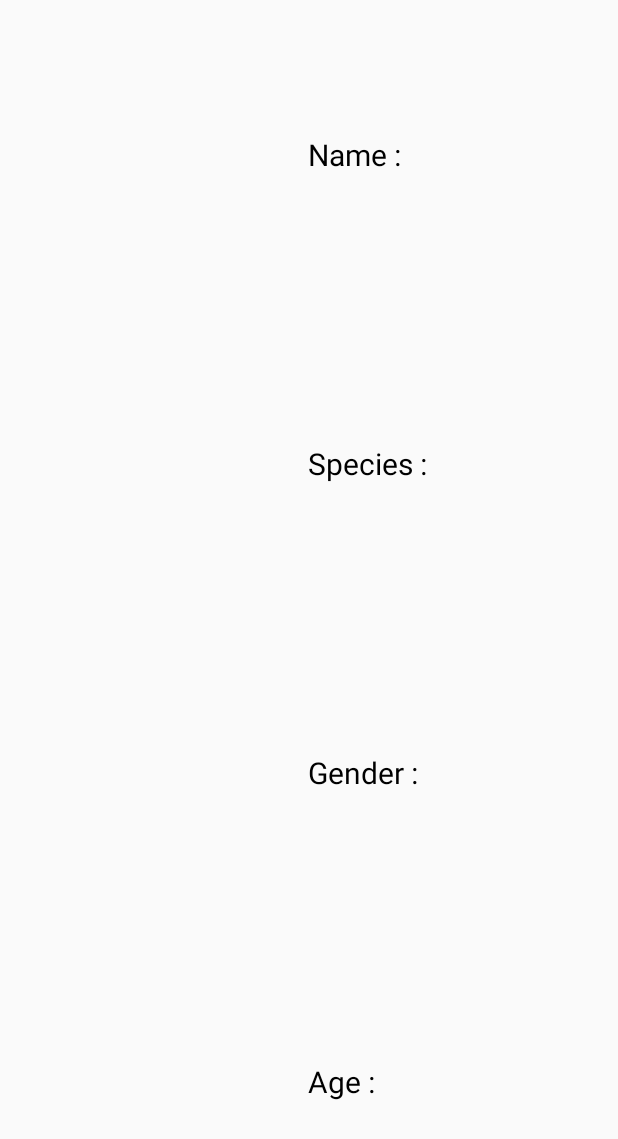
After one commit to GrozaTeam/Rumypet, an Android app: the layout listview_item_doglist_candidate.xml on its own in the app's theme, with its tools: preview values and no code run, on a phone screen of 412 x 824 dp. The commit adds this screen. Shown: the top 1139 px of the screen. Run offline under Robolectric (Android 15) with nearby library versions, the phone set to English and light mode, and no system bars.

Commit message:
mode2 complete

```diff
--- /dev/null
+++ b/Android/dognose/app/src/main/res/layout/listview_item_doglist_candidate.xml
@@ -0,0 +1,127 @@
+<?xml version="1.0" encoding="utf-8"?>
+<LinearLayout xmlns:android="http://schemas.android.com/apk/res/android"
+    android:orientation="horizontal"
+    android:layout_width="match_parent"
+    android:layout_height="match_parent">
+
+    <ImageView
+        android:id="@+id/img_rank"
+        android:layout_width="0dp"
+        android:layout_height="match_parent"
+        android:layout_weight="2"/>
+
+
+    <ImageView
+        android:id="@+id/img_dog"
+        android:layout_width="0dp"
+        android:layout_height="match_parent"
+        android:layout_weight="3.8"/>
+
+    <LinearLayout
+        android:layout_width="0dp"
+        android:layout_height="match_parent"
+        android:layout_weight="0.2">
+
+    </LinearLayout>
+
+    <LinearLayout
+        android:layout_width="0dp"
+        android:layout_height="match_parent"
+        android:layout_weight="6"
+        android:orientation="vertical">
+
+
+        <LinearLayout
+            android:layout_width="match_parent"
+            android:layout_height="0dp"
+            android:layout_weight="1">
+            <TextView
+                android:layout_width="wrap_content"
+                android:layout_height="match_parent"
+                android:text="Name : "
+                android:textSize="20dp"
+                android:textColor="#000000"
+                android:gravity="center|left"/>
+
+            <TextView
+                android:id="@+id/tv_name"
+                android:layout_width="0dp"
+                android:layout_height="match_parent"
+                android:layout_weight="1"
+                android:textSize="20dp"
+                android:gravity="center|left"/>
+
+        </LinearLayout>
+        <LinearLayout
+            android:layout_width="match_parent"
+            android:layout_height="0dp"
+            android:layout_weight="1">
+            <TextView
+                android:layout_width="wrap_content"
+                android:layout_height="match_parent"
+                android:text="Species : "
+                android:textSize="20dp"
+                android:textColor="#000000"
+                android:gravity="center|left"/>
+
+            <TextView
+                android:id="@+id/tv_species"
+                android:layout_width="0dp"
+                android:layout_height="match_parent"
+                android:layout_weight="1"
+                android:textSize="15dp"
+                android:gravity="center|left"/>
+
+        </LinearLayout>
+
+        <LinearLayout
+            android:layout_width="match_parent"
+            android:layout_height="0dp"
+            android:layout_weight="1">
+            <TextView
+                android:layout_width="wrap_content"
+                android:layout_height="match_parent"
+                android:text="Gender : "
+                android:textSize="20dp"
+                android:textColor="#000000"
+                android:gravity="center|left"/>
+
+            <TextView
+                android:id="@+id/tv_gender"
+                android:layout_width="0dp"
+                android:layout_height="match_parent"
+                android:layout_weight="1"
+                android:textSize="20dp"
+                android:gravity="center|left"/>
+
+        </LinearLayout>
+        <LinearLayout
+            android:layout_width="match_parent"
+            android:layout_height="0dp"
+            android:layout_weight="1">
+            <TextView
+                android:layout_width="wrap_content"
+                android:layout_height="match_parent"
+                android:text="Age : "
+                android:textSize="20dp"
+                android:textColor="#000000"
+                android:gravity="center|left"/>
+
+            <TextView
+                android:id="@+id/tv_age"
+                android:layout_width="0dp"
+                android:layout_height="match_parent"
+                android:layout_weight="1"
+                android:textSize="20dp"
+                android:gravity="center|left"/>
+
+        </LinearLayout>
+
+
+    </LinearLayout>
+
+
+
+
+
+</LinearLayout>
```
Also changed, not shown: Android/dognose/app/src/main/java/dognose/cd_dog/FindDogCandidateActivity.java (+11 -15 lines), Android/dognose/app/src/main/java/dognose/cd_dog/ListViewContent/ListViewAdapterCandidate.java (added, +90 -0 lines), Android/dognose/app/src/main/java/dognose/cd_dog/ListViewContent/ListViewItemCandidate.java (added, +52 -0 lines), Android/dognose/app/src/main/res/drawable/rank_1.png (added), Android/dognose/app/src/main/res/drawable/rank_2.png (added), Android/dognose/app/src/main/res/drawable/rank_3.png (added), 1 other file.
